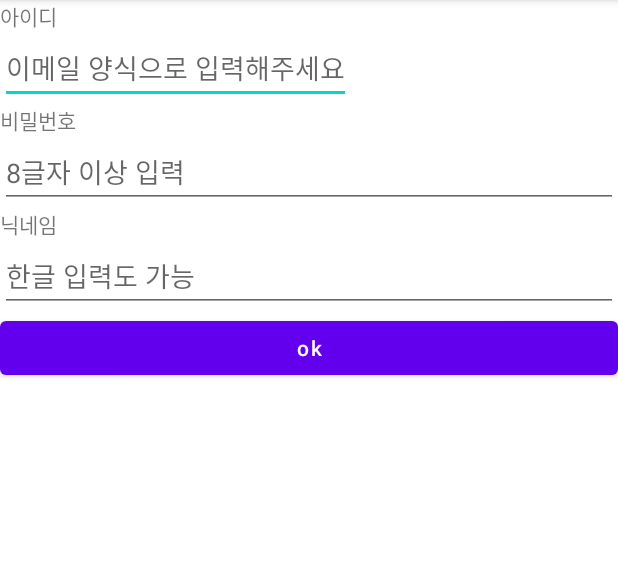
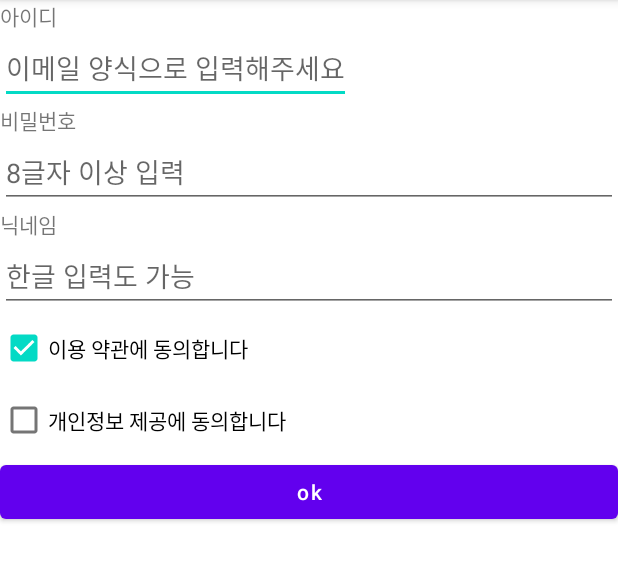
Before and after one commit to Lyne121/MyfirstApp_20211101, an Android app: the screen it shows after launch (MainActivity), on a phone screen of 412 x 824 dp, the part 84-665 px from its top. Run offline under Robolectric (Android 15) with nearby library versions, the phone set to English and light mode, and no system bars.

```diff
--- a/app/src/main/res/layout/activity_main.xml
+++ b/app/src/main/res/layout/activity_main.xml
@@ -40,11 +40,23 @@
         android:singleLine="true"
         android:hint="한글 입력도 가능" />
 
+    <CheckBox
+        android:layout_width="wrap_content"
+        android:layout_height="wrap_content"
+        android:checked="true"
+        android:text="이용 약관에 동의합니다" />
+
+    <CheckBox
+        android:layout_width="wrap_content"
+        android:layout_height="wrap_content"
+        android:text="개인정보 제공에 동의합니다" />
+
     <Button
         android:layout_width="match_parent"
         android:layout_height="wrap_content"
         android:textAllCaps="false"
-        android:text="ok" />
+        android:text="ok"
+        />
 
 
 
```
